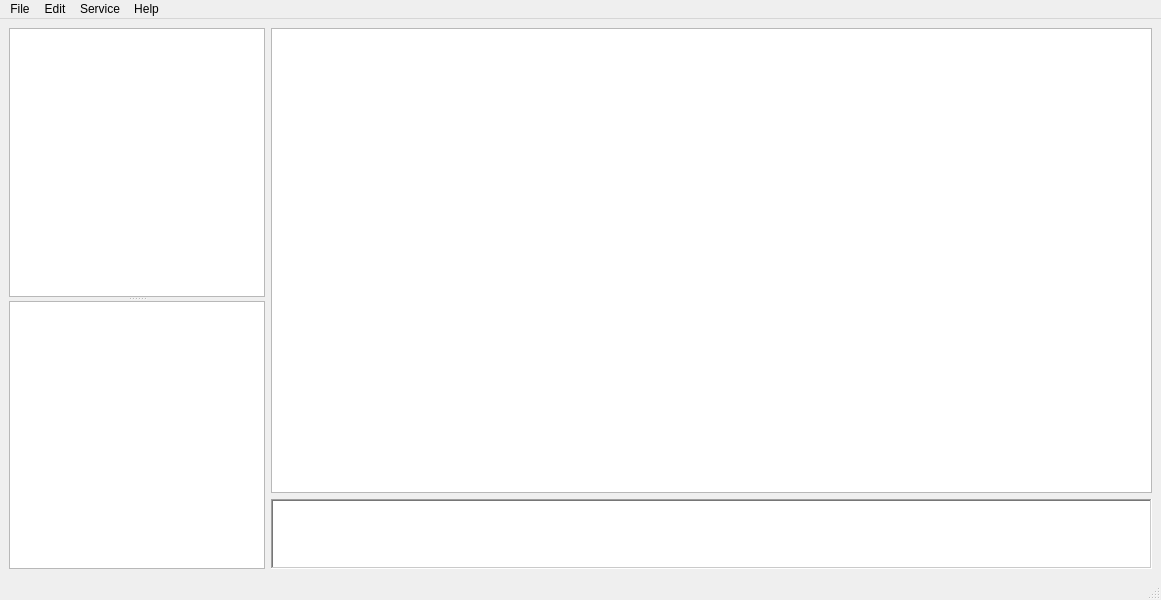
First picture: the form in mainwindow.ui, repository caxapyk/TPointer, before the edit.
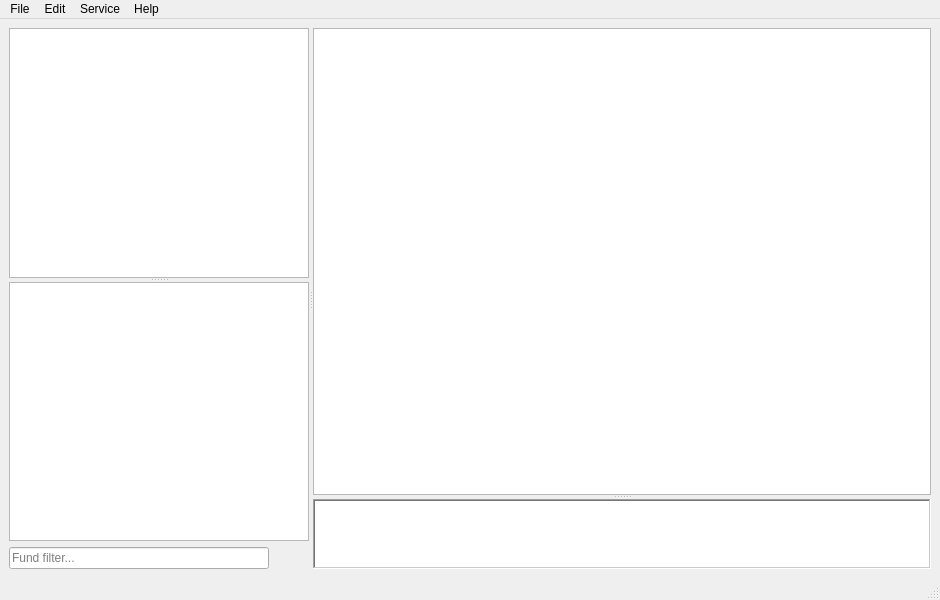
Second picture: the form after the edit. Icons and pictures are not drawn.

Commit message: hierarchy model refactoring, fund model created, refactored

Patch:
```diff
--- a/mainwindow.ui
+++ b/mainwindow.ui
@@ -6,7 +6,7 @@
    <rect>
     <x>0</x>
     <y>0</y>
-    <width>1161</width>
+    <width>940</width>
     <height>600</height>
    </rect>
   </property>
@@ -18,19 +18,88 @@
     <normaloff>:/icons/icon.png</normaloff>:/icons/icon.png</iconset>
   </property>
   <widget class="QWidget" name="centralwidget">
-   <layout class="QHBoxLayout" name="horizontalLayout">
+   <layout class="QVBoxLayout" name="verticalLayout">
     <item>
-     <widget class="QSplitter" name="splitter">
+     <widget class="QSplitter" name="splitter_3">
       <property name="orientation">
-       <enum>Qt::Vertical</enum>
+       <enum>Qt::Horizontal</enum>
       </property>
-      <widget class="QTreeView" name="tV_hierarchy"/>
-      <widget class="QTreeView" name="treeView_2"/>
-     </widget>
-    </item>
-    <item>
-     <layout class="QVBoxLayout" name="verticalLayout">
-      <item>
+      <widget class="QSplitter" name="splitter">
+       <property name="sizePolicy">
+        <sizepolicy hsizetype="Preferred" vsizetype="Expanding">
+         <horstretch>2</horstretch>
+         <verstretch>0</verstretch>
+        </sizepolicy>
+       </property>
+       <property name="minimumSize">
+        <size>
+         <width>300</width>
+         <height>300</height>
+        </size>
+       </property>
+       <property name="orientation">
+        <enum>Qt::Vertical</enum>
+       </property>
+       <widget class="QTreeView" name="tV_hierarchy"/>
+       <widget class="QWidget" name="layoutWidget">
+        <layout class="QVBoxLayout" name="verticalLayout_2">
+         <item>
+          <widget class="QTreeView" name="tV_funds">
+           <property name="editTriggers">
+            <set>QAbstractItemView::NoEditTriggers</set>
+           </property>
+          </widget>
+         </item>
+         <item>
+          <layout class="QHBoxLayout" name="horizontalLayout">
+           <property name="spacing">
+            <number>0</number>
+           </property>
+           <item>
+            <widget class="QLineEdit" name="lE_filterFund">
+             <property name="placeholderText">
+              <string>Fund filter...</string>
+             </property>
+            </widget>
+           </item>
+           <item>
+            <widget class="QPushButton" name="pB_clearFundFilter">
+             <property name="toolTip">
+              <string>Clear fund filter</string>
+             </property>
+             <property name="text">
+              <string/>
+             </property>
+             <property name="icon">
+              <iconset resource="resources.qrc">
+               <normaloff>:/icons/clear-filter-16.png</normaloff>:/icons/clear-filter-16.png</iconset>
+             </property>
+             <property name="flat">
+              <bool>true</bool>
+             </property>
+            </widget>
+           </item>
+          </layout>
+         </item>
+        </layout>
+       </widget>
+      </widget>
+      <widget class="QSplitter" name="splitter_2">
+       <property name="sizePolicy">
+        <sizepolicy hsizetype="Preferred" vsizetype="Expanding">
+         <horstretch>8</horstretch>
+         <verstretch>0</verstretch>
+        </sizepolicy>
+       </property>
+       <property name="minimumSize">
+        <size>
+         <width>600</width>
+         <height>300</height>
+        </size>
+       </property>
+       <property name="orientation">
+        <enum>Qt::Vertical</enum>
+       </property>
        <widget class="QTableView" name="tV_MainTable">
         <property name="sizePolicy">
          <sizepolicy hsizetype="Expanding" vsizetype="Expanding">
@@ -72,8 +141,6 @@
          <bool>false</bool>
         </property>
        </widget>
-      </item>
-      <item>
        <widget class="QPlainTextEdit" name="pTE_Desc">
         <property name="sizePolicy">
          <sizepolicy hsizetype="Expanding" vsizetype="Expanding">
@@ -94,8 +161,8 @@
          <bool>true</bool>
         </property>
        </widget>
-      </item>
-     </layout>
+      </widget>
+     </widget>
     </item>
    </layout>
   </widget>
@@ -104,7 +171,7 @@
     <rect>
      <x>0</x>
      <y>0</y>
-     <width>1161</width>
+     <width>940</width>
      <height>22</height>
     </rect>
    </property>
```
The commit also changes 11 other files.
